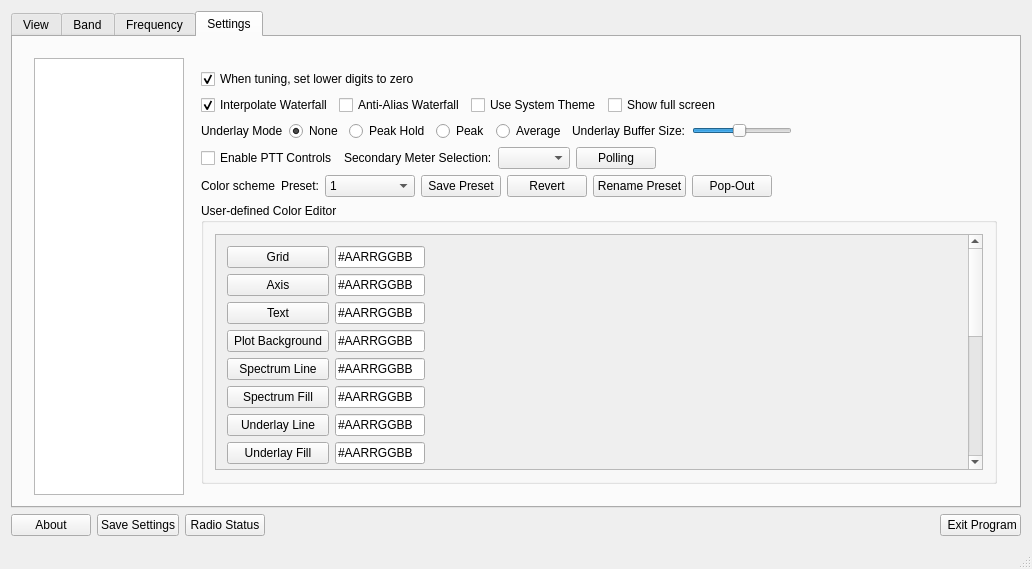
Above: wfmain.ui from adecarolis/wfweb before the change. Below: the same form after it.
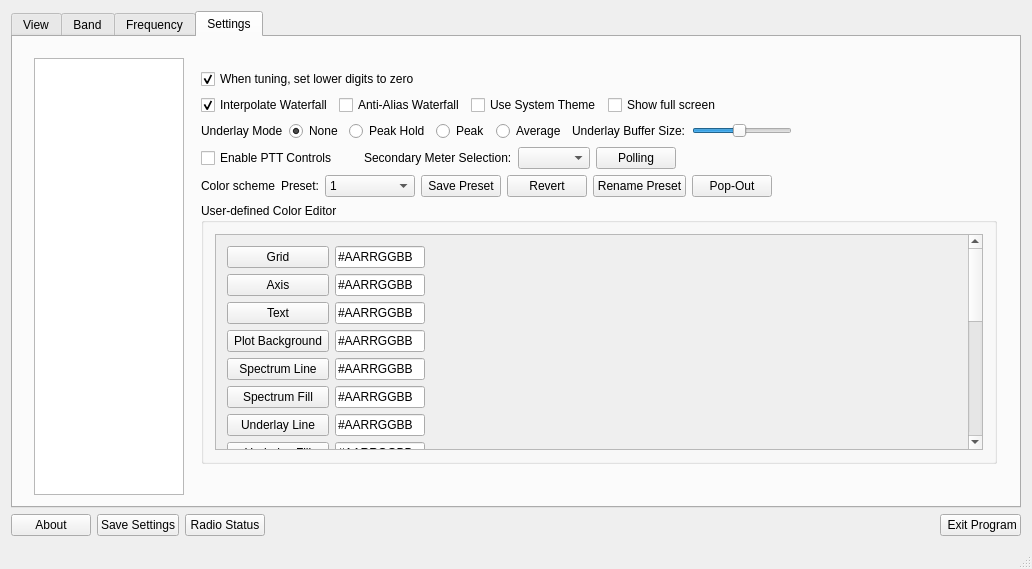
That is the form after the change. Custom widgets are drawn as their Qt base class.

Commit message: Color preset UI now expands to fit. Finally.

What changed in the file:
```diff
--- a/wfmain.ui
+++ b/wfmain.ui
@@ -3025,6 +3025,22 @@
                   </property>
                  </widget>
                 </item>
+                <item>
+                 <spacer name="horizontalSpacer_30">
+                  <property name="orientation">
+                   <enum>Qt::Horizontal</enum>
+                  </property>
+                  <property name="sizeType">
+                   <enum>QSizePolicy::Fixed</enum>
+                  </property>
+                  <property name="sizeHint" stdset="0">
+                   <size>
+                    <width>20</width>
+                    <height>20</height>
+                   </size>
+                  </property>
+                 </spacer>
+                </item>
                 <item>
                  <widget class="QLabel" name="secondaryMeterSelectionLabel">
                   <property name="text">
@@ -3193,9 +3209,9 @@
               <item>
                <widget class="QGroupBox" name="groupBox_9">
                 <property name="sizePolicy">
-                 <sizepolicy hsizetype="Preferred" vsizetype="Maximum">
+                 <sizepolicy hsizetype="Preferred" vsizetype="Expanding">
                   <horstretch>0</horstretch>
-                  <verstretch>0</verstretch>
+                  <verstretch>1</verstretch>
                  </sizepolicy>
                 </property>
                 <property name="minimumSize">
@@ -3216,6 +3232,9 @@
                 <layout class="QGridLayout" name="gridLayout_4">
                  <item row="0" column="0">
                   <widget class="QScrollArea" name="scrollArea">
+                   <property name="sizeAdjustPolicy">
+                    <enum>QAbstractScrollArea::AdjustToContents</enum>
+                   </property>
                    <property name="widgetResizable">
                     <bool>true</bool>
                    </property>
```
